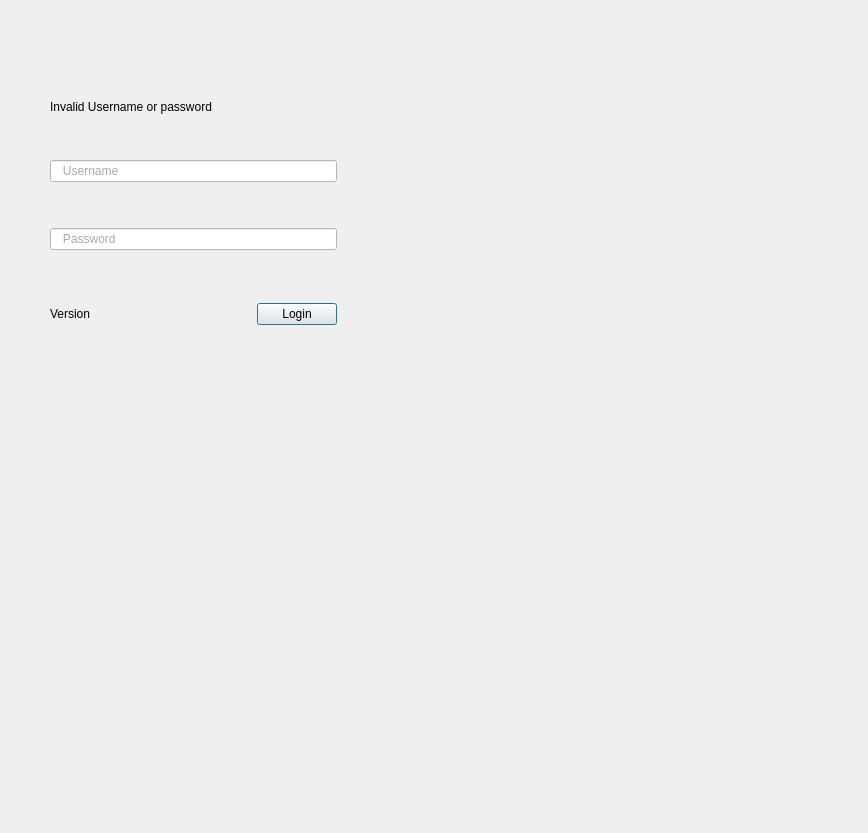
Old version of the form Applications/Spire/Source/LoginDialog.ui in the repository spiretrading/nexus.
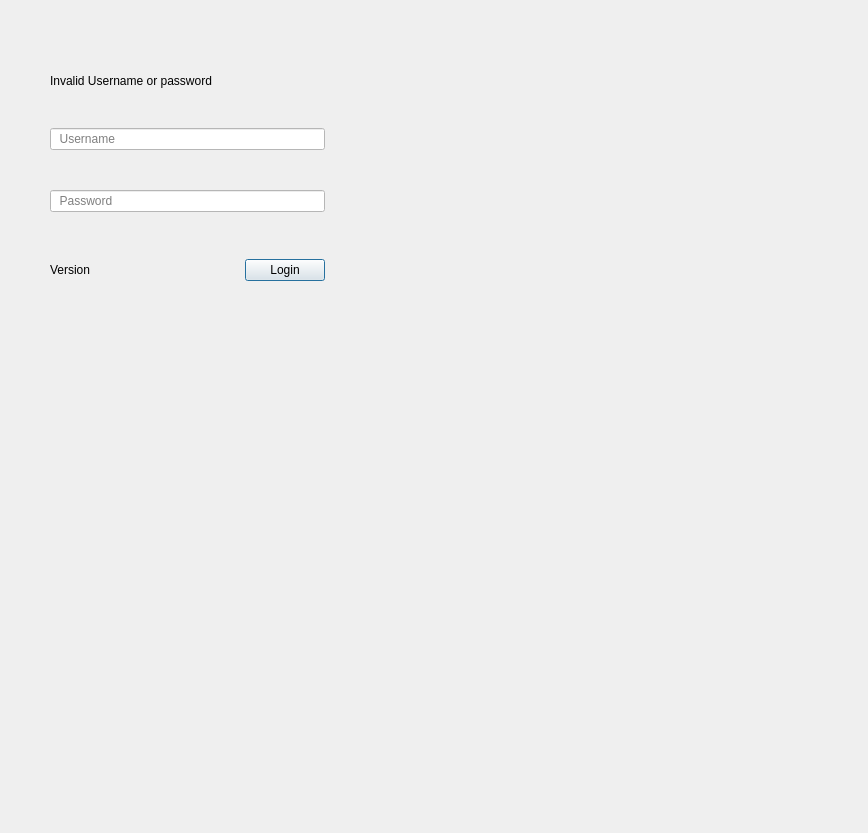
New version of the form. Icons and pictures are not drawn.

Diff of the .ui file:
```diff
--- a/Applications/Spire/Source/LoginDialog.ui
+++ b/Applications/Spire/Source/LoginDialog.ui
@@ -29,17 +29,23 @@
     <property name="geometry">
      <rect>
       <x>10</x>
-      <y>40</y>
+      <y>20</y>
       <width>591</width>
       <height>511</height>
      </rect>
     </property>
     <layout class="QVBoxLayout" name="verticalLayout">
+     <property name="spacing">
+      <number>0</number>
+     </property>
      <property name="sizeConstraint">
       <enum>QLayout::SetFixedSize</enum>
      </property>
      <item>
       <layout class="QHBoxLayout" name="horizontalLayout_2">
+       <property name="spacing">
+        <number>0</number>
+       </property>
        <item>
         <spacer name="m_leftSpacer">
          <property name="orientation">
@@ -58,8 +64,14 @@
        </item>
        <item>
         <layout class="QHBoxLayout" name="horizontalLayout">
+         <property name="spacing">
+          <number>0</number>
+         </property>
          <item>
           <layout class="QVBoxLayout" name="m_mainLayout">
+           <property name="spacing">
+            <number>0</number>
+           </property>
            <property name="sizeConstraint">
             <enum>QLayout::SetFixedSize</enum>
            </property>
@@ -68,6 +80,9 @@
              <property name="orientation">
               <enum>Qt::Vertical</enum>
              </property>
+             <property name="sizeType">
+              <enum>QSizePolicy::Fixed</enum>
+             </property>
              <property name="sizeHint" stdset="0">
               <size>
                <width>20</width>
@@ -135,13 +150,17 @@
              <property name="styleSheet">
               <string notr="true">background-color: rgb(255, 255, 255);
 color: rgb(168, 168, 168);
+color: rgb(0, 0, 0);
 font: 10pt &quot;Roboto&quot;;</string>
              </property>
              <property name="inputMask">
               <string/>
              </property>
              <property name="text">
-              <string>   Username</string>
+              <string/>
+             </property>
+             <property name="placeholderText">
+              <string>  Username</string>
              </property>
             </widget>
            </item>
@@ -150,6 +169,9 @@
              <property name="orientation">
               <enum>Qt::Vertical</enum>
              </property>
+             <property name="sizeType">
+              <enum>QSizePolicy::Fixed</enum>
+             </property>
              <property name="sizeHint" stdset="0">
               <size>
                <width>20</width>
@@ -164,10 +186,14 @@
               <string notr="true">background-color: rgb(255, 255, 255);
 font: 10pt &quot;Roboto&quot;;
 color: rgb(168, 168, 168);
+color: rgb(0, 0, 0);
 </string>
              </property>
              <property name="text">
-              <string>   Password</string>
+              <string/>
+             </property>
+             <property name="placeholderText">
+              <string>  Password</string>
              </property>
             </widget>
            </item>
@@ -176,6 +202,9 @@
              <property name="orientation">
               <enum>Qt::Vertical</enum>
              </property>
+             <property name="sizeType">
+              <enum>QSizePolicy::Fixed</enum>
+             </property>
              <property name="sizeHint" stdset="0">
               <size>
                <width>20</width>
@@ -186,6 +215,9 @@
            </item>
            <item>
             <layout class="QHBoxLayout" name="VersionLoginButtonLayout">
+             <property name="spacing">
+              <number>0</number>
+             </property>
              <item>
               <widget class="QLabel" name="m_versionLabel">
                <property name="frameShape">
@@ -202,7 +234,7 @@
                 <enum>Qt::Horizontal</enum>
                </property>
                <property name="sizeType">
-                <enum>QSizePolicy::Fixed</enum>
+                <enum>QSizePolicy::Expanding</enum>
                </property>
                <property name="sizeHint" stdset="0">
                 <size>
```
